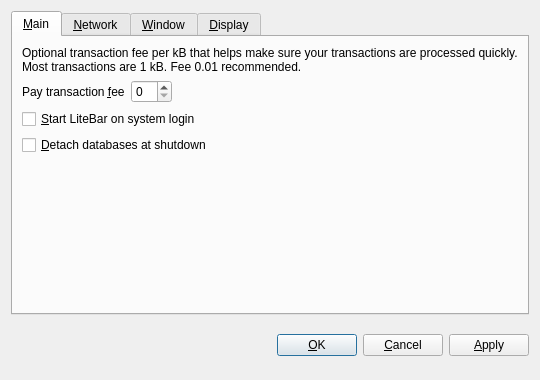
Crypto-Currency/litebar, file src/qt/forms/optionsdialog.ui: the form before one commit.
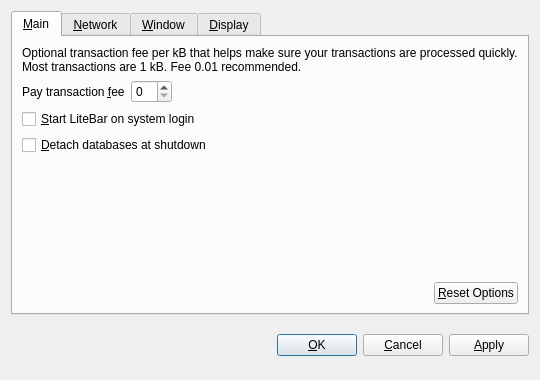
The form after the commit. The open tabs and pages were chosen to show the change. Custom widgets are drawn as their Qt base class.

Diff of the .ui file:
```diff
--- a/src/qt/forms/optionsdialog.ui
+++ b/src/qt/forms/optionsdialog.ui
@@ -109,6 +109,36 @@
          </property>
         </spacer>
        </item>
+       <item>
+        <layout class="QHBoxLayout" name="horizontalLayout_2_Main">
+         <item>
+          <spacer name="horizontalSpacer_2_Main">
+           <property name="orientation">
+            <enum>Qt::Horizontal</enum>
+           </property>
+           <property name="sizeHint" stdset="0">
+            <size>
+             <width>40</width>
+             <height>20</height>
+            </size>
+           </property>
+          </spacer>
+         </item>
+         <item>
+          <widget class="QPushButton" name="resetButton">
+           <property name="toolTip">
+            <string>Reset all client options to default.</string>
+           </property>
+           <property name="text">
+            <string>&amp;Reset Options</string>
+           </property>
+           <property name="autoDefault">
+            <bool>false</bool>
+           </property>
+          </widget>
+         </item>
+        </layout>
+       </item>
       </layout>
      </widget>
      <widget class="QWidget" name="tabNetwork">
```
Left out of the diff: 18 changed lines with no effect on the pictures.
